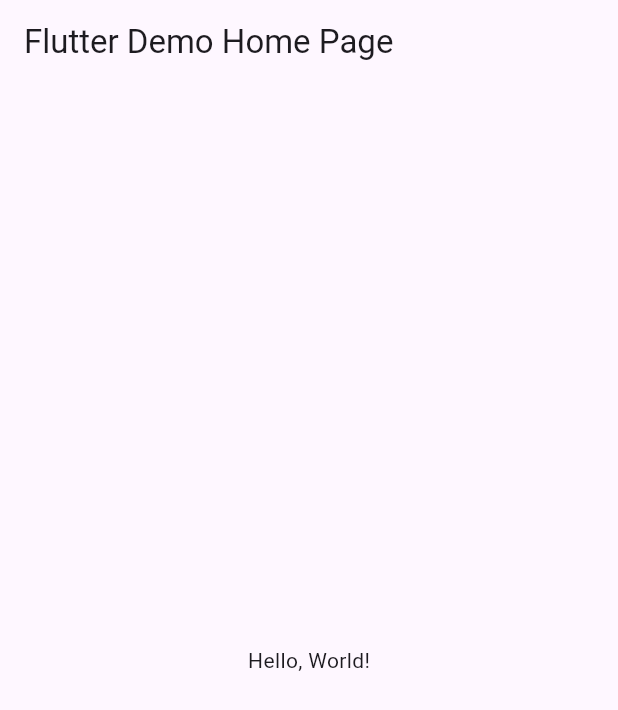
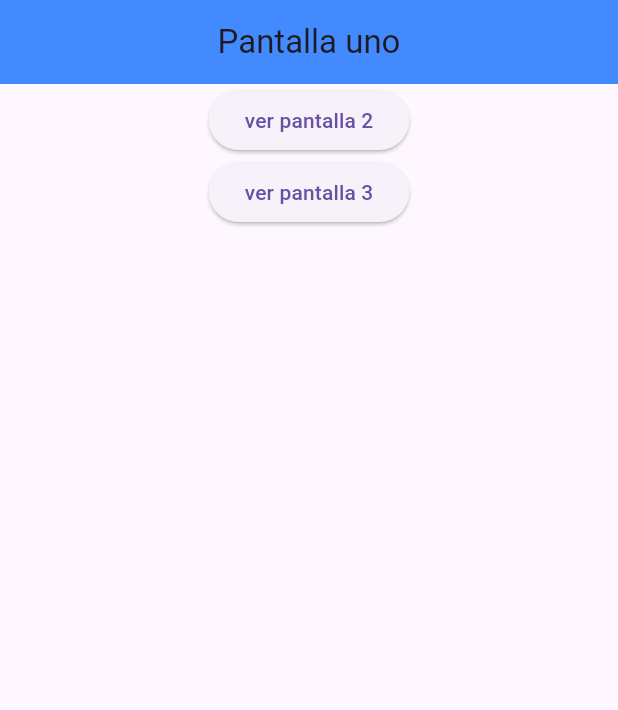
Before and after one commit to Abril-Cisneroos/Ruta6j_cisneros, a Flutter app: the screen it shows after launch, on a phone screen of 412 x 824 dp. Shown: the top 710 px of the screen. Run offline on Flutter 3.47's test engine with Material 3 defaults, Android fonts, the phone set to English and light mode, and no system bars.

Commit message:
ahora si

```diff
--- a/lib/main.dart
+++ b/lib/main.dart
@@ -1,43 +1,24 @@
+import 'package:cisnerosrutas/pagina_tres.dart';
 import 'package:flutter/material.dart';
+import 'package:cisnerosrutas/pagina_uno.dart';
+import 'package:cisnerosrutas/pagina_dos.dart';
 
 void main() => runApp(MyApp());
 
 class MyApp extends StatelessWidget {
-  const MyApp({super.key});
-  // This widget is the root of your application.
+  const MyApp({Key? key}) : super(key: key);
+
   @override
   Widget build(BuildContext context) {
     return MaterialApp(
-      // Application name
-      title: 'Flutter Hello World',
-      // Application theme data, you can set the colors for the application as
-      // you want
-      theme: ThemeData(
-        // useMaterial3: false,
-        primarySwatch: Colors.blue,
-      ),
-      // A widget which will be started on application startup
-      home: MyHomePage(title: 'Flutter Demo Home Page'),
+      debugShowCheckedModeBanner: false,
+      title: "Cisneros",
+      initialRoute: "/",
+      routes: {
+        "/": (context) => const FirstScreen(),
+        '/second': (context) => const SecondScreen(),
+        '/Pantalla tres': (context) => const Paginatres(),
+      },
     );
   }
 }
-
-class MyHomePage extends StatelessWidget {
-  final String title;
-  const MyHomePage({super.key, required this.title});
-
-  @override
-  Widget build(BuildContext context) {
-    return Scaffold(
-      appBar: AppBar(
-        // The title text which will be shown on the action bar
-        title: Text(title),
-      ),
-      body: Center(
-        child: Text(
-          'Hello, World!',
-        ),
-      ),
-    );
-  }
-}
--- /dev/null
+++ b/lib/pagina_uno.dart
@@ -0,0 +1,35 @@
+import 'package:flutter/material.dart';
+
+class FirstScreen extends StatelessWidget {
+  const FirstScreen({Key? key}) : super(key: key);
+
+  @override
+  Widget build(BuildContext context) {
+    return Scaffold(
+      appBar: AppBar(
+        title: const Center(child: Text("Pantalla uno")), // Título centrado
+        backgroundColor: Colors.blueAccent, // Color de la barra
+      ),
+      body: Column(
+        children: [
+          Center(
+            child: ElevatedButton(
+              onPressed: () {
+                Navigator.pushNamed(context, '/second');
+              },
+              child: const Text('ver pantalla 2'),
+            ),
+          ),
+          Center(
+            child: ElevatedButton(
+              onPressed: () {
+                Navigator.pushNamed(context, '/second');
+              },
+              child: const Text('ver pantalla 3'),
+            ),
+          ),
+        ],
+      ),
+    );
+  }
+}
```
Also changed, not shown: lib/pagina_dos.dart (added, +24 -0 lines), lib/pagina_tres.dart (added, +24 -0 lines).
